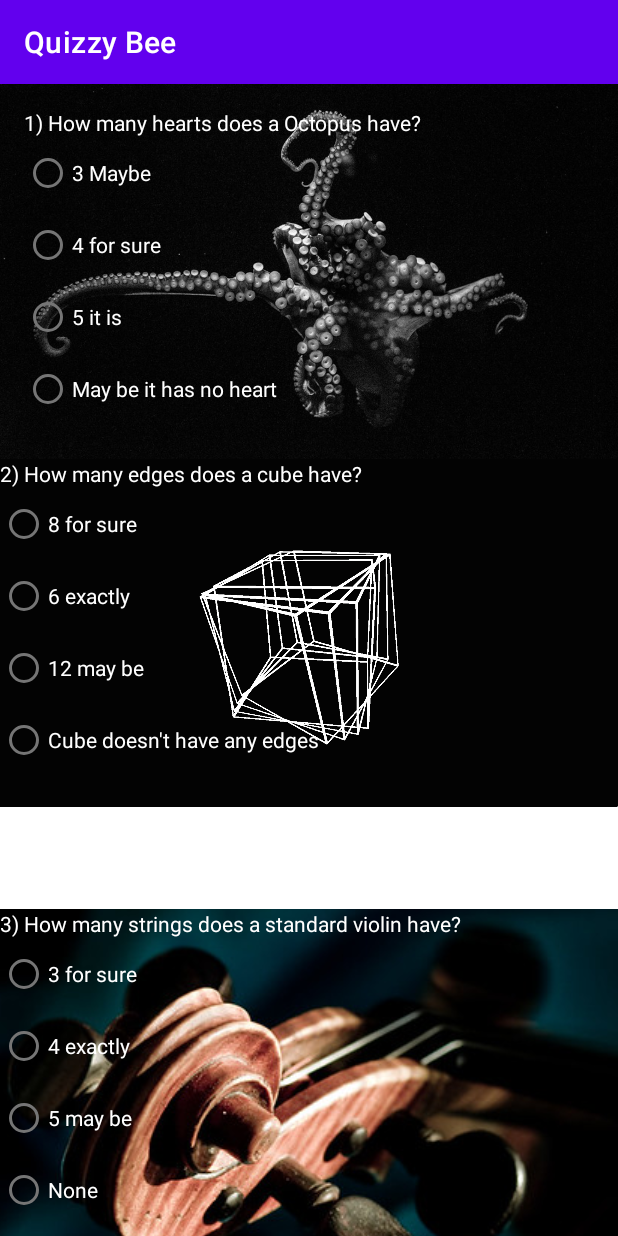
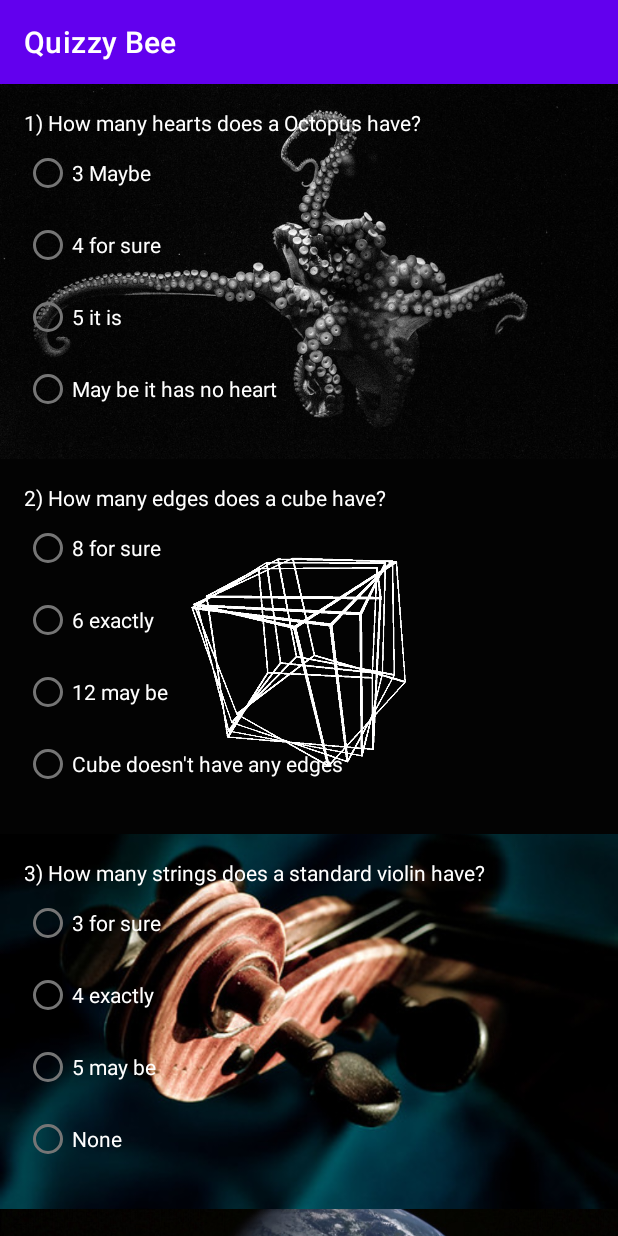
Before and after one commit to Nishanth-Reddy-Chowtapali/Quizzy_Bee, an Android app: the screen it shows after launch (MainActivity), on a phone screen of 412 x 824 dp. Run offline under Robolectric (Android 15) with nearby library versions, the phone set to English and light mode, and no system bars.

Commit message:
1) Made changes in the UI 2) Added 2 questions

```diff
--- a/app/src/main/java/com/example/quizzybee/MainActivity.java
+++ b/app/src/main/java/com/example/quizzybee/MainActivity.java
@@ -3,6 +3,7 @@ package com.example.quizzybee;
 import androidx.appcompat.app.AppCompatActivity;
 
 import android.os.Bundle;
+import android.view.View;
 
 public class MainActivity extends AppCompatActivity {
 
--- a/app/src/main/res/layout/activity_main.xml
+++ b/app/src/main/res/layout/activity_main.xml
@@ -25,8 +25,8 @@
             <LinearLayout
                 android:layout_width="match_parent"
                 android:layout_height="wrap_content"
-                android:padding="16dp"
-                android:orientation="vertical">
+                android:orientation="vertical"
+                android:padding="16dp">
 
                 <TextView
                     android:id="@+id/octopus_question"
@@ -41,25 +41,25 @@
 
                     <RadioButton
                         android:id="@+id/octopus_answer1"
-                        android:layout_width="match_parent"
+                        android:layout_width="wrap_content"
                         android:layout_height="wrap_content"
                         android:text="3 Maybe"
                         android:textColor="@color/white" />
 
                     <RadioButton
-                        android:layout_width="match_parent"
+                        android:layout_width="wrap_content"
                         android:layout_height="wrap_content"
                         android:text="4 for sure"
                         android:textColor="@color/white" />
 
                     <RadioButton
-                        android:layout_width="match_parent"
+                        android:layout_width="wrap_content"
                         android:layout_height="wrap_content"
                         android:text="5 it is"
                         android:textColor="@color/white" />
 
                     <RadioButton
-                        android:layout_width="match_parent"
+                        android:layout_width="wrap_content"
                         android:layout_height="wrap_content"
                         android:text="May be it has no heart"
                         android:textColor="@color/white" />
@@ -69,18 +69,19 @@
 
         <RelativeLayout
             android:layout_width="wrap_content"
-            android:layout_height="300dp">
+            android:layout_height="wrap_content">
 
             <ImageView
                 android:layout_width="wrap_content"
-                android:layout_height="wrap_content"
-                android:scaleType="fitStart"
+                android:layout_height="250dp"
+                android:scaleType="centerCrop"
                 android:src="@drawable/cube" />
 
             <LinearLayout
                 android:layout_width="wrap_content"
                 android:layout_height="wrap_content"
-                android:orientation="vertical">
+                android:orientation="vertical"
+                android:padding="16dp">
 
                 <TextView
                     android:id="@+id/cube_question"
@@ -125,18 +126,19 @@
 
         <RelativeLayout
             android:layout_width="wrap_content"
-            android:layout_height="350dp">
+            android:layout_height="wrap_content">
 
             <ImageView
                 android:layout_width="match_parent"
-                android:layout_height="wrap_content"
+                android:layout_height="250dp"
                 android:scaleType="centerCrop"
                 android:src="@drawable/violin" />
 
             <LinearLayout
                 android:layout_width="wrap_content"
                 android:layout_height="wrap_content"
-                android:orientation="vertical">
+                android:orientation="vertical"
+                android:padding="16dp">
 
                 <TextView
                     android:id="@+id/violin_question"
@@ -179,24 +181,25 @@
 
         <RelativeLayout
             android:layout_width="wrap_content"
-            android:layout_height="300dp">
+            android:layout_height="wrap_content">
 
             <ImageView
                 android:layout_width="match_parent"
-                android:layout_height="wrap_content"
+                android:layout_height="250dp"
                 android:scaleType="centerCrop"
                 android:src="@drawable/day" />
 
             <LinearLayout
                 android:layout_width="wrap_content"
                 android:layout_height="wrap_content"
-                android:orientation="vertical">
+                android:orientation="vertical"
+                android:padding="16dp">
 
                 <TextView
                     android:id="@+id/day_question"
                     android:layout_width="wrap_content"
                     android:layout_height="wrap_content"
-                    android:text="4) How many seconds are there i a day?"
+                    android:text="4) How many seconds are there in a day?"
                     android:textColor="@color/white" />
 
                 <RadioGroup
@@ -231,6 +234,116 @@
             </LinearLayout>
         </RelativeLayout>
 
+        <RelativeLayout
+            android:layout_width="wrap_content"
+            android:layout_height="wrap_content">
+
+            <ImageView
+                android:layout_width="match_parent"
+                android:layout_height="250dp"
+                android:scaleType="centerCrop"
+                android:src="@drawable/dice" />
+
+            <LinearLayout
+                android:layout_width="wrap_content"
+                android:layout_height="wrap_content"
+                android:orientation="vertical"
+                android:padding="16dp">
+
+                <TextView
+                    android:id="@+id/dice_question"
+                    android:layout_width="wrap_content"
+                    android:layout_height="wrap_content"
+                    android:text="5) How many dots are there in a pair of dice?"
+                    android:textColor="@color/white" />
+
+                <RadioGroup
+                    android:layout_width="wrap_content"
+                    android:layout_height="wrap_content">
+
+                    <RadioButton
+                        android:id="@+id/dice_answer1"
+                        android:layout_width="wrap_content"
+                        android:layout_height="wrap_content"
+                        android:text="42 dots"
+                        android:textColor="@color/white" />
+
+                    <RadioButton
+                        android:layout_width="wrap_content"
+                        android:layout_height="wrap_content"
+                        android:text="36 dots"
+                        android:textColor="@color/white" />
+
+                    <RadioButton
+                        android:layout_width="wrap_content"
+                        android:layout_height="wrap_content"
+                        android:text="54 maybe"
+                        android:textColor="@color/white" />
+
+                    <RadioButton
+                        android:layout_width="wrap_content"
+                        android:layout_height="wrap_content"
+                        android:text="72 for sure"
+                        android:textColor="@color/white" />
+                </RadioGroup>
+            </LinearLayout>
+        </RelativeLayout>
+
+        <RelativeLayout
+            android:layout_width="wrap_content"
+            android:layout_height="wrap_content">
+
+            <ImageView
+                android:layout_width="match_parent"
+                android:layout_height="250dp"
+                android:scaleType="centerCrop"
+                android:src="@drawable/blackbox" />
+
+            <LinearLayout
+                android:layout_width="wrap_content"
+                android:layout_height="wrap_content"
+                android:orientation="vertical"
+                android:padding="16dp">
+
+                <TextView
+                    android:id="@+id/black_box_question"
+                    android:layout_width="wrap_content"
+                    android:layout_height="wrap_content"
+                    android:text="6) What Color Are Aircraft Black Boxes?"
+                    android:textColor="@color/white" />
+
+                <RadioGroup
+                    android:layout_width="wrap_content"
+                    android:layout_height="wrap_content">
+
+                    <RadioButton
+                        android:id="@+id/black_box_answer1"
+                        android:layout_width="wrap_content"
+                        android:layout_height="wrap_content"
+                        android:text="Bright Orange"
+                        android:textColor="@color/white" />
+
+                    <RadioButton
+                        android:layout_width="wrap_content"
+                        android:layout_height="wrap_content"
+                        android:text="Black it is"
+                        android:textColor="@color/white" />
+
+                    <RadioButton
+                        android:layout_width="wrap_content"
+                        android:layout_height="wrap_content"
+                        android:text="Dark green"
+                        android:textColor="@color/white" />
+
+                    <RadioButton
+                        android:layout_width="wrap_content"
+                        android:layout_height="wrap_content"
+                        android:text="White for sure"
+                        android:textColor="@color/white" />
+                </RadioGroup>
+            </LinearLayout>
+        </RelativeLayout>
+
     </LinearLayout>
 
 </ScrollView>
```
